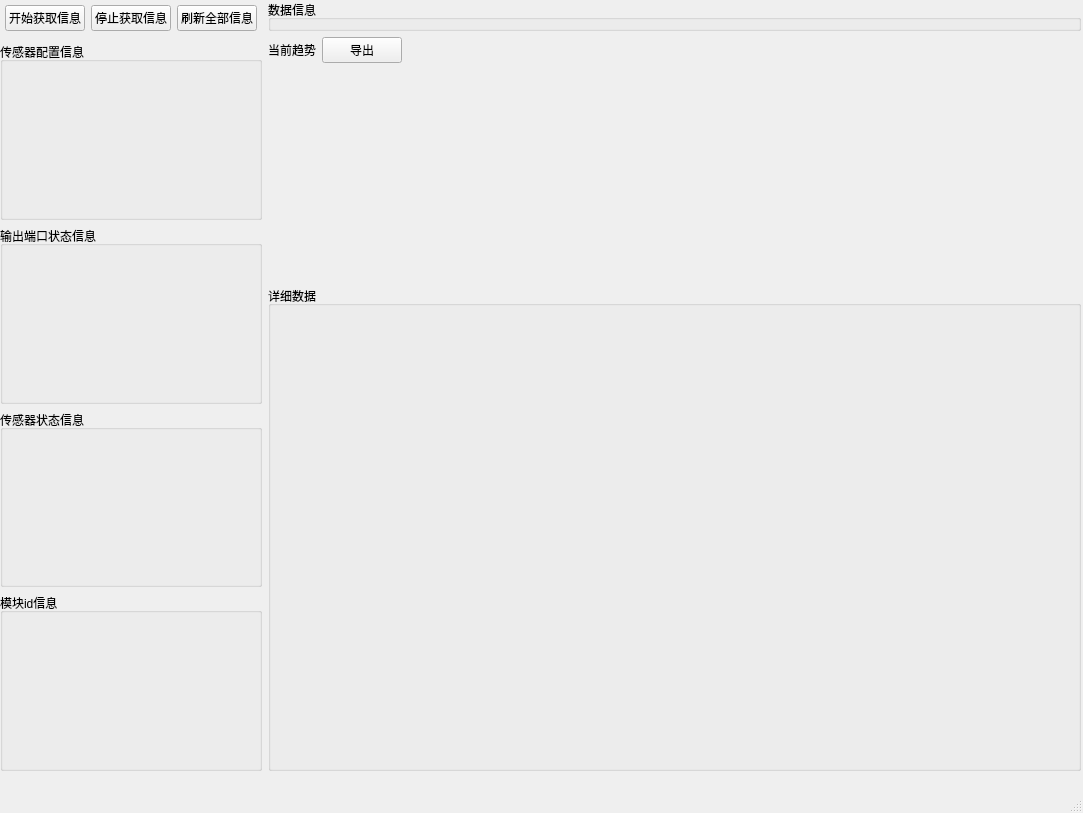
2950067210dqy/Animal_Project_Newly, file Module/monitor_data/ui/tab/tab2_tab0_window.ui: the form before one commit.
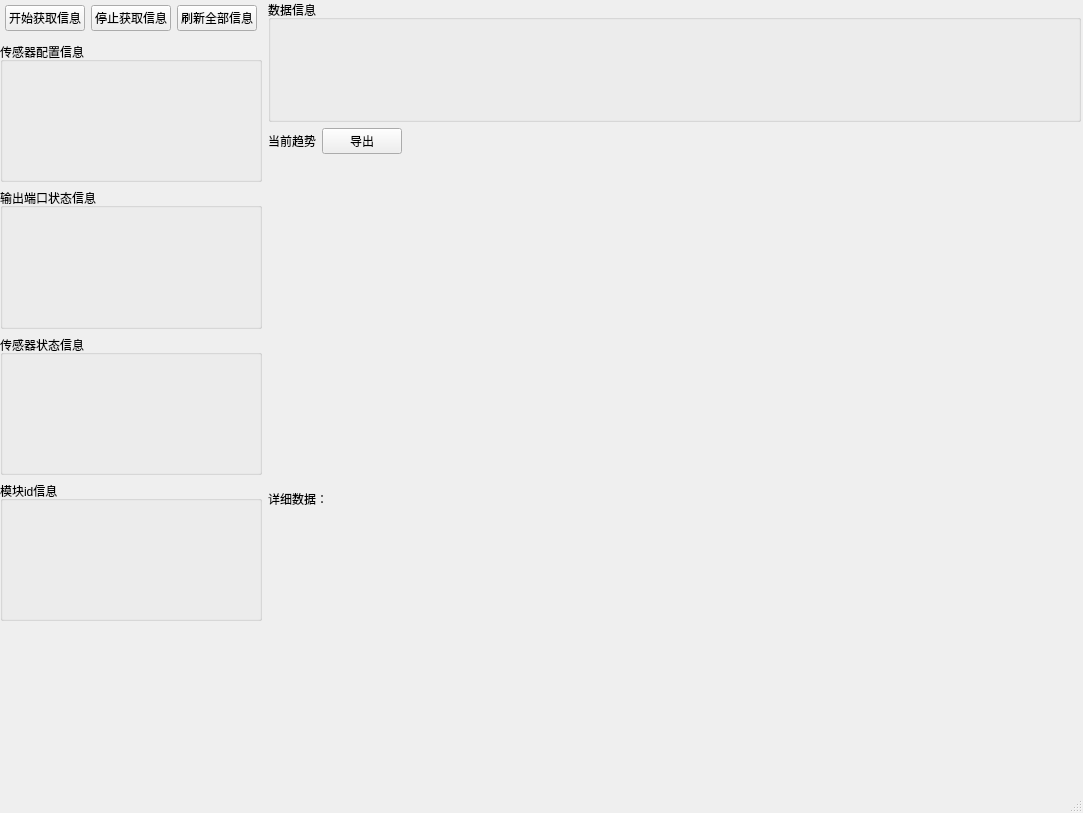
The form after the commit.

The edit to the form file:
```diff
--- a/Module/monitor_data/ui/tab/tab2_tab0_window.ui
+++ b/Module/monitor_data/ui/tab/tab2_tab0_window.ui
@@ -39,10 +39,13 @@
      <property name="leftMargin">
       <number>0</number>
      </property>
+     <property name="bottomMargin">
+      <number>100</number>
+     </property>
      <item>
       <layout class="QVBoxLayout" name="right_layout" stretch="0,2,2,2,2">
        <property name="bottomMargin">
-        <number>0</number>
+        <number>50</number>
        </property>
        <item>
         <layout class="QHBoxLayout" name="horizontalLayout_2">
@@ -128,9 +131,9 @@
       </layout>
      </item>
      <item>
-      <layout class="QVBoxLayout" name="left_layout" stretch="0,1,2">
+      <layout class="QVBoxLayout" name="left_layout" stretch="1,2,2">
        <property name="bottomMargin">
-        <number>0</number>
+        <number>50</number>
        </property>
        <item>
         <layout class="QVBoxLayout" name="function_04_layout">
@@ -185,30 +188,23 @@
         </layout>
        </item>
        <item>
-        <layout class="QVBoxLayout" name="verticalLayout">
+        <layout class="QVBoxLayout" name="verticalLayout" stretch="0,6">
+         <property name="topMargin">
+          <number>0</number>
+         </property>
          <item>
-          <widget class="QGroupBox" name="detaildata_groupbox">
-           <property name="styleSheet">
-            <string notr="true"/>
-           </property>
-           <property name="title">
-            <string>详细数据</string>
-           </property>
-           <property name="flat">
-            <bool>false</bool>
-           </property>
-           <widget class="QWidget" name="verticalLayoutWidget_3">
-            <property name="geometry">
-             <rect>
-              <x>10</x>
-              <y>20</y>
-              <width>791</width>
-              <height>461</height>
-             </rect>
-            </property>
-            <layout class="QVBoxLayout" name="detaildata_layout"/>
-           </widget>
-          </widget>
+          <layout class="QHBoxLayout" name="horizontalLayout_3">
+           <item>
+            <widget class="QLabel" name="label">
+             <property name="text">
+              <string>详细数据：</string>
+             </property>
+            </widget>
+           </item>
+          </layout>
+         </item>
+         <item>
+          <layout class="QVBoxLayout" name="detaildata_layout"/>
          </item>
         </layout>
        </item>
```
